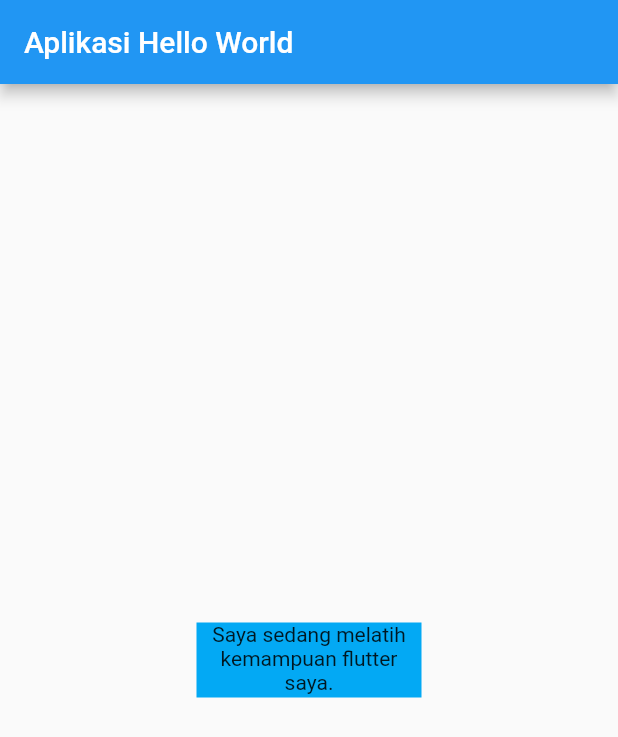
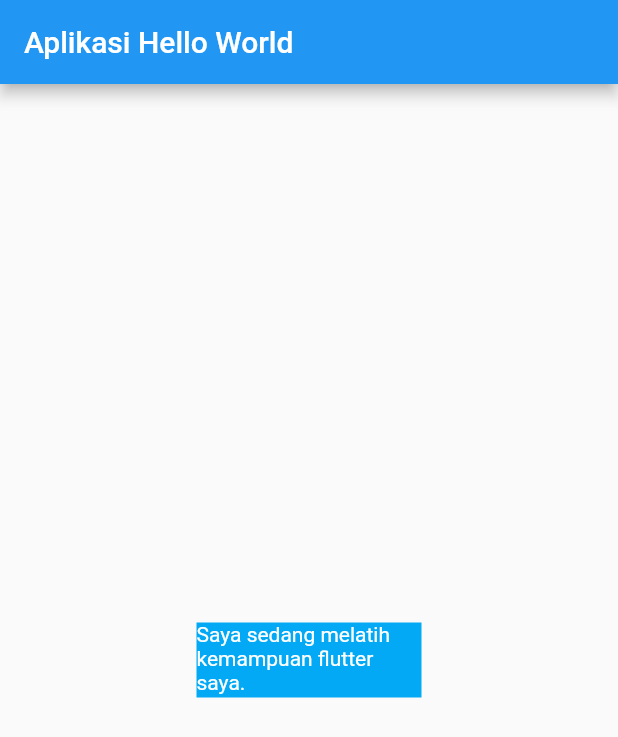
Before and after one commit to feyto81/belajar-flutter, a Flutter app: the screen it shows after launch, on a phone screen of 412 x 824 dp. Shown: the top 737 px of the screen. Run offline on Flutter 3.47's test engine with Material 2 defaults, Android fonts, the phone set to English and light mode, and no system bars.

Commit message:
adding textstle color white

```diff
--- a/lib/main.dart
+++ b/lib/main.dart
@@ -23,7 +23,7 @@ class MyApp extends StatelessWidget {
                 height: 50,
                 child: Text(
                   "Saya sedang melatih kemampuan flutter saya.",
-                  textAlign: TextAlign.center ,
+                  style: TextStyle(color: Colors.white),
                 ))),
       ),
     );
```
